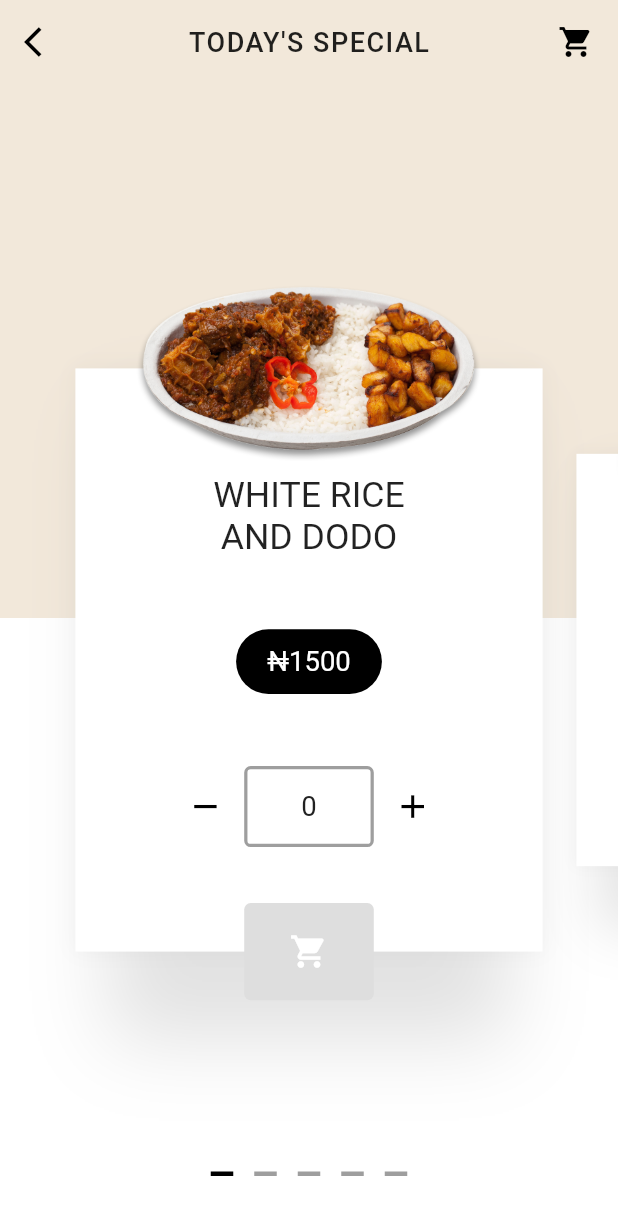
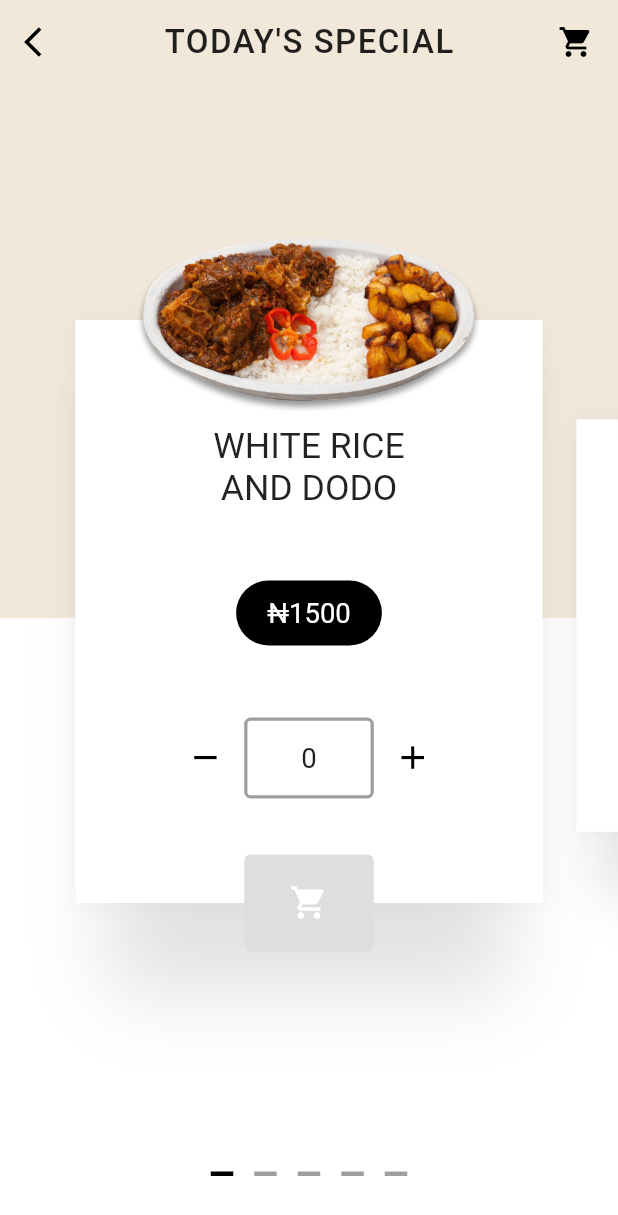
Before and after one commit to shamnex/flutter_challenges, a Flutter app: the screen it shows after launch, on a phone screen of 412 x 824 dp. Shown: the top 1215 px of the screen. Run offline on Flutter 3.47's test engine with Material 2 defaults, Android fonts, the phone set to English and light mode, and no system bars.

Commit message:
Challenge 02: Centered Card

```diff
--- a/02_ramen_restaurant/lib/src/app.dart
+++ b/02_ramen_restaurant/lib/src/app.dart
@@ -13,7 +13,6 @@ class App extends StatelessWidget {
         iconTheme: IconThemeData(color: Colors.black),
         primaryColor: Colors.grey,
       ),
-      title: "New App",
       home: AppProvider(
         child: HomeScreen(),
       ),
--- a/02_ramen_restaurant/lib/src/blocs/app_bloc.dart
+++ b/02_ramen_restaurant/lib/src/blocs/app_bloc.dart
@@ -4,12 +4,14 @@ import 'package:flutter/material.dart';
 import 'package:ramen_restaurant/src/data/constants.dart';
 
 class AppBloc {
+  int _total = 0;
+  final List<Color> colors = BGColors.getAll();
+  int _bgColorIndex = 0;
+
+  //streams
   StreamController<int> _itemsInCart = StreamController<int>.broadcast();
   StreamController<int> _currentpage = StreamController<int>.broadcast();
   StreamController<Color> _bgColor = StreamController<Color>.broadcast();
-
-  int _total = 0;
-  int _previousColor = 0;
 
   //getters
   Stream<int> get itemsInCart => _itemsInCart.stream;
@@ -27,12 +29,12 @@ class AppBloc {
 
     _currentpage.stream.listen((_) {
       //get random Number
-      int _random = Random().nextInt(BGColors.all.length);
-      while (_random == _previousColor) {
-        _random = Random().nextInt(BGColors.all.length);
+      int _randomNumber = Random().nextInt(colors.length);
+      while (_randomNumber == _bgColorIndex) {
+        _randomNumber = Random().nextInt(colors.length);
       }
-      _bgColor.sink.add(BGColors.all[_random]);
-      _previousColor = _random;
+      _bgColor.sink.add(colors[_randomNumber]);
+      _bgColorIndex = _randomNumber;
     });
   }
 
--- a/02_ramen_restaurant/lib/src/data/constants.dart
+++ b/02_ramen_restaurant/lib/src/data/constants.dart
@@ -8,12 +8,14 @@ class AppColors {
 }
 
 class BGColors {
-  static List<Color> all = [
-    const Color(0xFFf2e8da),
-    const Color(0xFFefefe7),
-    const Color(0xFFd2da75),
-   const Color(0xFFf7f7f7),
-  ];
+  static List<Color> getAll() {
+    return [
+      const Color(0xFFf2e8da),
+      const Color(0xFFefefe7),
+      const Color(0xFFd2da75),
+      const Color(0xFFf7f7f7),
+    ];
+  }
 }
 
 class Images {
--- a/02_ramen_restaurant/lib/src/screens/home_screen.dart
+++ b/02_ramen_restaurant/lib/src/screens/home_screen.dart
@@ -151,7 +151,7 @@ class HomeScreenState extends State<HomeScreen> with TickerProviderStateMixin {
           builder: (BuildContext context, AsyncSnapshot<Color> snapshot) {
             if (!snapshot.hasData) {
               return Container(
-                color: BGColors.all[0],
+                color: BGColors.getAll()[0],
               );
             }
             return Container(
@@ -217,7 +217,7 @@ class HomeScreenState extends State<HomeScreen> with TickerProviderStateMixin {
       ],
       title: Text(
         'TODAY\'S SPECIAL',
-        style: TextStyle(fontSize: 18.0, letterSpacing: 1.0),
+        style: TextStyle(fontSize: 22.0, letterSpacing: 1.0),
       ),
     );
   }
--- a/02_ramen_restaurant/lib/src/widgets/food_card.dart
+++ b/02_ramen_restaurant/lib/src/widgets/food_card.dart
@@ -49,9 +49,7 @@ class FoodCardState extends State<FoodCard> {
 
   @override
   Widget build(BuildContext context) {
-    return Transform(
-      transform: Matrix4.identity()..translate(0.0, 30.0),
-      child: Column(
+    return Column(
       mainAxisAlignment: MainAxisAlignment.center,
       children: [
         buildCard(context),
@@ -61,7 +59,6 @@ class FoodCardState extends State<FoodCard> {
         ),
         //buttton
       ],
-      ),
     );
   }
 
```
Lines whose indentation alone changed are shown as unchanged.
